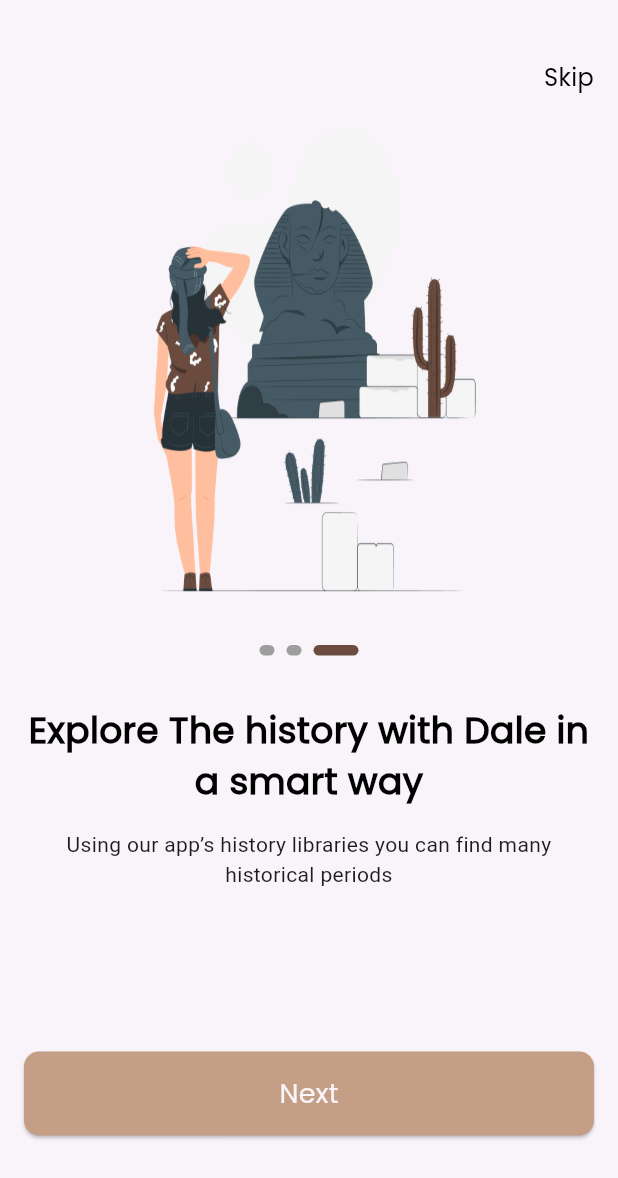
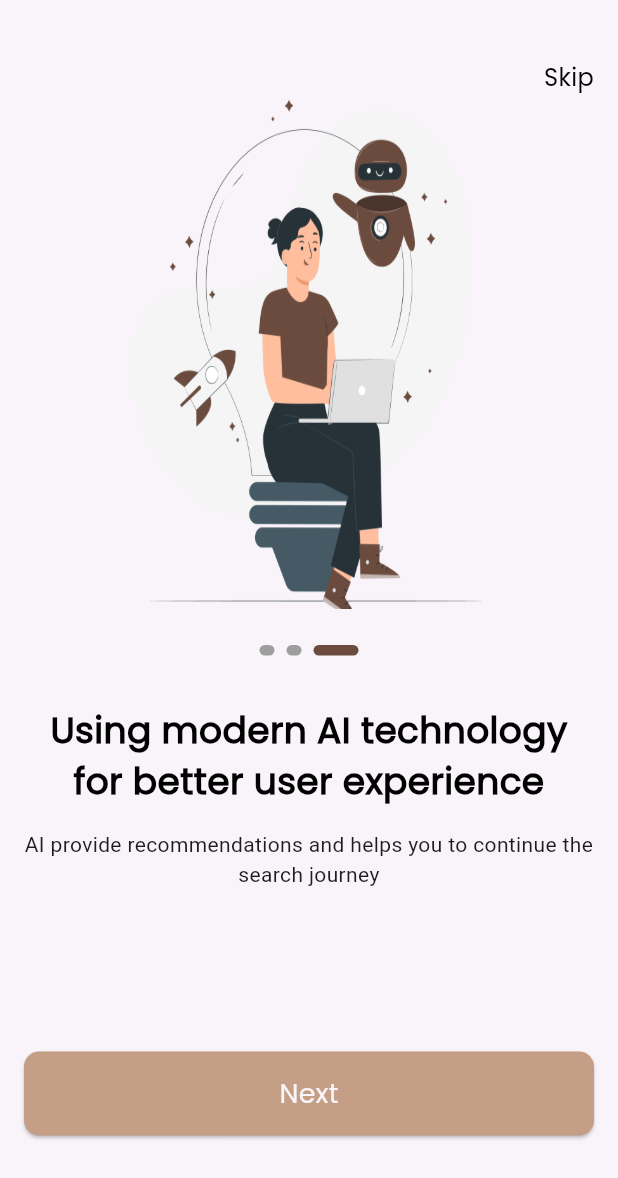
Before and after one commit to MohamedRamadan222/dalel, a Flutter app: the screen it shows after launch, swiped to page 3, on a phone screen of 412 x 824 dp. Shown: the top 1178 px of the screen. Run offline on Flutter 3.47's test engine with Material 3 defaults, Android fonts, the phone set to English and light mode, and no system bars; drawn by our look-alikes of smooth_page_indicator; our stand-ins replace go_router.

Commit message:
creat onPoarding Model

```diff
--- /dev/null
+++ b/lib/features/on_boarding/data/models/on_boarding_model.dart
@@ -0,0 +1,32 @@
+import 'package:dalel_ramadan/core/utils/app_strings.dart';
+
+import '../../../../core/utils/app_assets.dart';
+
+class OnBoardingModel {
+  final String imagePath;
+  final String title;
+  final String subTitle;
+
+  OnBoardingModel(
+      {required this.imagePath, required this.title, required this.subTitle});
+}
+
+List<OnBoardingModel> onBoardingData = [
+  OnBoardingModel(
+    imagePath: Assets.onBoarding1,
+    title: "Explore The history with Dalel in a smart way",
+    subTitle:
+        "Using our app’s history libraries you can find many historical periods ",
+  ),
+  OnBoardingModel(
+    imagePath: Assets.onBoarding2,
+    title: "From every place on earth",
+    subTitle: "A big variety of ancient places from all over the world",
+  ),
+  OnBoardingModel(
+    imagePath: Assets.onBoarding3,
+    title: "Using modern AI technology for better user experience",
+    subTitle:
+        "AI provide recommendations and helps you to continue the search journey",
+  ),
+];
--- a/lib/features/on_boarding/presentation/views/widgets/onBoarding_widgets_body.dart
+++ b/lib/features/on_boarding/presentation/views/widgets/onBoarding_widgets_body.dart
@@ -1,4 +1,5 @@
 import 'package:dalel_ramadan/core/utils/app_text_style.dart';
+import 'package:dalel_ramadan/features/on_boarding/data/models/on_boarding_model.dart';
 import 'package:flutter/material.dart';
 import '../../../../../core/utils/app_assets.dart';
 import 'custom_smooth_page_indicator.dart';
@@ -13,19 +14,20 @@
     return SizedBox(
       height: 550,
       child: PageView.builder(
-        physics: const BouncingScrollPhysics(),
+          physics: const BouncingScrollPhysics(),
           controller: _controller,
-          itemCount: 3,
+          itemCount: onBoardingData.length,
           itemBuilder: (context, index) {
             return Column(children: <Widget>[
               Container(
                 width: 290,
                 height: 343,
-                decoration: const BoxDecoration(
-                    image:
-                        DecorationImage(image: AssetImage(Assets.onBoarding1),
-                          fit: BoxFit.fill
-                        ),
+                decoration: BoxDecoration(
+                  image: DecorationImage(
+                      image: AssetImage(
+                        onBoardingData[index].imagePath,
+                      ),
+                      fit: BoxFit.fill),
                 ),
               ),
               const SizedBox(
@@ -36,7 +38,7 @@
                 height: 32,
               ),
               Text(
-                'Explore The history with Dale in a smart way',
+                onBoardingData[index].title,
                 style: CustomTextStyles.poppins500style24
                     .copyWith(fontWeight: FontWeight.bold),
                 textAlign: TextAlign.center,
@@ -46,8 +48,8 @@
               const SizedBox(
                 height: 16,
               ),
-              const Text(
-                'Using our app’s history libraries you can find many historical periods ',
+              Text(
+                onBoardingData[index].subTitle,
                 textAlign: TextAlign.center,
                 maxLines: 2,
                 overflow: TextOverflow.ellipsis,
```
Also changed, not shown: lib/generated/assets.dart.
